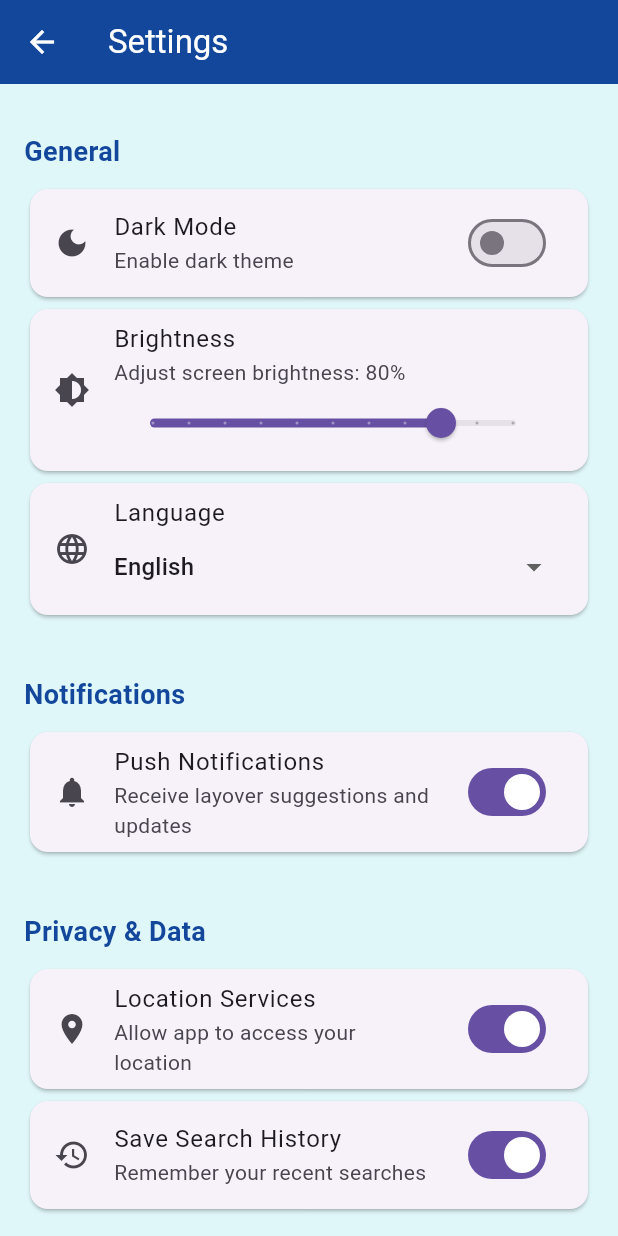
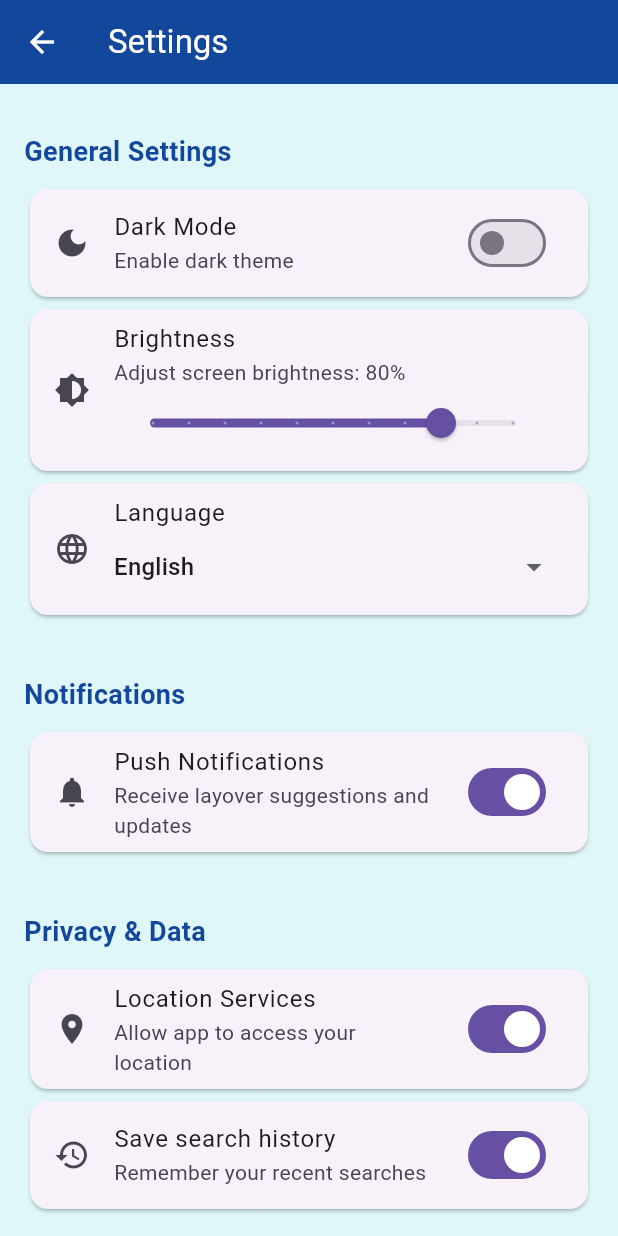
Before and after one commit to lenarduzziadam/AirportEscapeCapstoneFall25Group, a Flutter app: the SettingsPage screen opened directly, on a phone screen of 412 x 824 dp. Run offline on Flutter 3.47's test engine with Material 3 defaults, Android fonts, the phone set to English and light mode, and no system bars; our stand-ins replace firebase_core, firebase_database, flutter_dotenv, geolocator, google_maps_flutter; accounts and stored records are empty.

Commit message:
got most of the static portions of the app translated barring longer text poritons

```diff
--- a/airport_escape/lib/settings_menu.dart
+++ b/airport_escape/lib/settings_menu.dart
@@ -46,7 +46,7 @@ class _SettingsPageState extends State<SettingsPage> {
         padding: const EdgeInsets.all(16.0),
         children: [
           // General Section
-          _buildSectionHeader('General'),
+          _buildSectionHeader(AppLocalizations.of(context)!.general_settings),
           _buildSwitchTile(
             title: AppLocalizations.of(context)!.dark_mode,
             subtitle: 'Enable dark theme',
@@ -80,7 +80,7 @@ class _SettingsPageState extends State<SettingsPage> {
           const SizedBox(height: 20),
 
           // Privacy Section
-          _buildSectionHeader('Privacy & Data'),
+          _buildSectionHeader(AppLocalizations.of(context)!.section_privacy_and_data),
           _buildSwitchTile(
             title: AppLocalizations.of(context)!.location_services,
             subtitle: 'Allow app to access your location',
@@ -94,7 +94,7 @@ class _SettingsPageState extends State<SettingsPage> {
             },
           ),
           _buildSwitchTile(
-            title: 'Save Search History',
+            title: AppLocalizations.of(context)!.save_search_history,
             subtitle: 'Remember your recent searches',
             value: _saveSearchHistory,
             icon: Icons.history,
@@ -109,9 +109,9 @@ class _SettingsPageState extends State<SettingsPage> {
           const SizedBox(height: 20),
 
           // App Behavior Section
-          _buildSectionHeader('App Behavior'),
+          _buildSectionHeader(AppLocalizations.of(context)!.section_app_behavior),
           _buildSwitchTile(
-            title: 'Auto Refresh',
+            title: AppLocalizations.of(context)!.auto_refresh,
             subtitle: 'Automatically refresh activity suggestions',
             value: _autoRefresh,
             icon: Icons.refresh,
@@ -126,7 +126,7 @@ class _SettingsPageState extends State<SettingsPage> {
           const SizedBox(height: 20),
 
           // About Section
-          _buildSectionHeader('About'),
+          _buildSectionHeader(AppLocalizations.of(context)!.section_about),
           _buildInfoTile(
             title: 'Version',
             subtitle: '0.4.2',
@@ -134,13 +134,13 @@ class _SettingsPageState extends State<SettingsPage> {
             onTap: () => _showVersionDialog(),
           ),
           _buildInfoTile(
-            title: 'Privacy Policy',
+            title: AppLocalizations.of(context)!.privacy_policy,
             subtitle: 'View our privacy policy',
             icon: Icons.privacy_tip,
             onTap: () => _showPrivacyPolicy(),
           ),
           _buildInfoTile(
-            title: 'Terms of Service',
+            title: AppLocalizations.of(context)!.terms_of_service,
             subtitle: 'View terms and conditions',
             icon: Icons.description,
             onTap: () => _showTermsOfService(),
@@ -149,7 +149,7 @@ class _SettingsPageState extends State<SettingsPage> {
           const SizedBox(height: 20),
 
           // Reset Section
-          _buildSectionHeader('Reset'),
+          _buildSectionHeader(AppLocalizations.of(context)!.section_reset),
           _buildDangerTile(
             title: AppLocalizations.of(context)!.reset_all_settings,
             subtitle: 'Reset app to default settings',
@@ -363,8 +363,8 @@ class _SettingsPageState extends State<SettingsPage> {
       context: context,
       builder: (BuildContext context) {
         return AlertDialog(
-          title: const Text('Privacy Policy'),
-          content: const SingleChildScrollView(
+          title: Text(AppLocalizations.of(context)!.privacy_policy),
+          content: SingleChildScrollView(
             child: Text(
               'Airport Escape Privacy Policy\n\n'
               'We collect location data to provide personalized layover suggestions. '
@@ -388,8 +388,8 @@ class _SettingsPageState extends State<SettingsPage> {
       context: context,
       builder: (BuildContext context) {
         return AlertDialog(
-          title: const Text('Terms of Service'),
-          content: const SingleChildScrollView(
+          title: Text(AppLocalizations.of(context)!.terms_of_service),
+          content: SingleChildScrollView(
             child: Text(
               'Airport Escape Terms of Service\n\n'
               'By using this app, you agree to our terms and conditions. '
@@ -414,8 +414,8 @@ class _SettingsPageState extends State<SettingsPage> {
       context: context,
       builder: (BuildContext context) {
         return AlertDialog(
-          title: const Text('Reset All Settings'),
-          content: const Text(
+          title: Text(AppLocalizations.of(context)!.reset_all_settings),
+          content: Text(
             'This will reset all settings to their default values. '
             'This action cannot be undone. Are you sure?',
           ),
@@ -440,7 +440,7 @@ class _SettingsPageState extends State<SettingsPage> {
                 _showSnackBar('All settings reset to defaults');
               },
               style: TextButton.styleFrom(foregroundColor: Colors.red),
-              child: const Text('Reset'),
+              child: Text(AppLocalizations.of(context)!.section_reset),
             ),
           ],
         );
```
